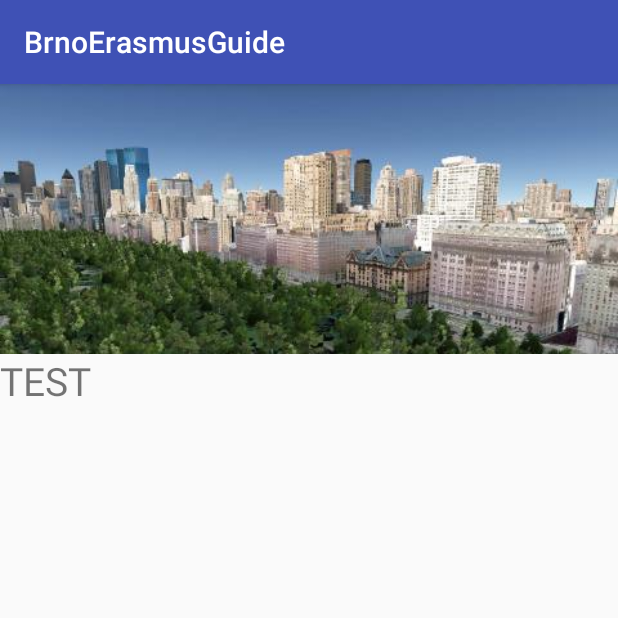
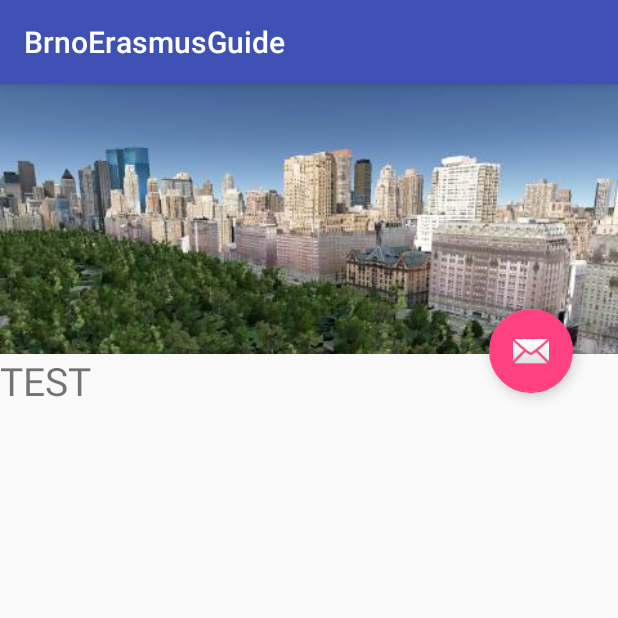
Before and after one commit to Dudys/brnoErasmusGuide, an Android app: the screen it shows after launch (BuildingDetailActivity), after a tap on "DETAIL", on a phone screen of 412 x 824 dp, the top half of it. Run offline under Robolectric (Android 15) with nearby library versions, the phone set to English and light mode, and no system bars; our stand-ins replace ButterKnife.

Commit message:
FAB on detail

```diff
--- a/app/build.gradle
+++ b/app/build.gradle
@@ -27,6 +27,7 @@ dependencies {
     compile fileTree(dir: 'libs', include: ['*.jar'])
     testCompile 'junit:junit:4.12'
     compile 'com.android.support:appcompat-v7:23.2.0'
+    compile 'com.android.support:design:23.2.1'
     compile 'com.facebook.android:facebook-android-sdk:4.+'
     compile 'com.jakewharton:butterknife:7.0.1'
     compile 'com.android.support:percent:23.1.1'
--- a/app/src/main/java/pv239/fi/muni/cz/brnoerasmusguide/activity/MainActivity.java
+++ b/app/src/main/java/pv239/fi/muni/cz/brnoerasmusguide/activity/MainActivity.java
@@ -13,16 +13,16 @@ import pv239.fi.muni.cz.brnoerasmusguide.R;
 
 public class MainActivity extends AppCompatActivity {
 
+    @Bind(R.id.event_button)
     private Button events;
 
-    @Bind(R.id.testButton) Button detail;
+//    @Bind(R.id.testButton) Button detail;
 
     @Override
     protected void onCreate(Bundle savedInstanceState) {
         super.onCreate(savedInstanceState);
         setContentView(R.layout.activity_main);
         ButterKnife.bind(this);
-        setUI();
 
         events.setOnClickListener(new View.OnClickListener(){
             @Override public void onClick(View v){
@@ -31,20 +31,16 @@ public class MainActivity extends AppCompatActivity {
             }
         });
 
-        detail.setOnClickListener(new View.OnClickListener() {
-            @Override
-            public void onClick(View v) {
-                showDetail(v);
-            }
-        });
+//        detail.setOnClickListener(new View.OnClickListener() {
+//            @Override
+//            public void onClick(View v) {
+//                showDetail(v);
+//            }
+//        });
     }
 
-    protected void showDetail(View v) {
+    @OnClick(R.id.testButton) protected void showDetail(View v) {
         Intent i = new Intent(MainActivity.this, BuildingDetailActivity.class);
         startActivity(i);
     }
-
-    private void setUI(){
-        events = (Button) findViewById(R.id.event_button);
-    }
 }
--- a/app/src/main/res/layout/activity_detail_building.xml
+++ b/app/src/main/res/layout/activity_detail_building.xml
@@ -1,8 +1,7 @@
 <?xml version="1.0" encoding="utf-8"?>
-<LinearLayout xmlns:android="http://schemas.android.com/apk/res/android"
+<RelativeLayout xmlns:android="http://schemas.android.com/apk/res/android"
     xmlns:tools="http://schemas.android.com/tools"
     xmlns:app="http://schemas.android.com/apk/res-auto"
-    android:orientation="vertical"
     android:layout_width="match_parent"
     android:layout_height="match_parent"
     tools:context=".activity.BuildingDetailActivity">
@@ -17,8 +16,10 @@
         android:src="@mipmap/building_base_image_thumbnail"/>
 
     <LinearLayout
+        android:id="@+id/bottom_action_sheet_persistent"
         android:layout_width="match_parent"
-        android:layout_height="match_parent">
+        android:layout_height="match_parent"
+        android:layout_below="@+id/buildingDetail_thumbnail">
         <TextView
             android:layout_width="match_parent"
             android:layout_height="wrap_content"
@@ -26,4 +27,14 @@
             android:textSize="26sp"/>
     </LinearLayout>
 
-</LinearLayout>
+    <android.support.design.widget.FloatingActionButton
+        android:id="@+id/fab"
+        android:layout_width="wrap_content"
+        android:layout_height="wrap_content"
+        android:layout_alignTop="@+id/bottom_action_sheet_persistent"
+        android:layout_alignEnd="@+id/bottom_action_sheet_persistent"
+        android:layout_marginRight="30dp"
+        android:layout_marginTop="-30dp"
+        android:src="@android:drawable/ic_dialog_email" />
+
+</RelativeLayout>
```
